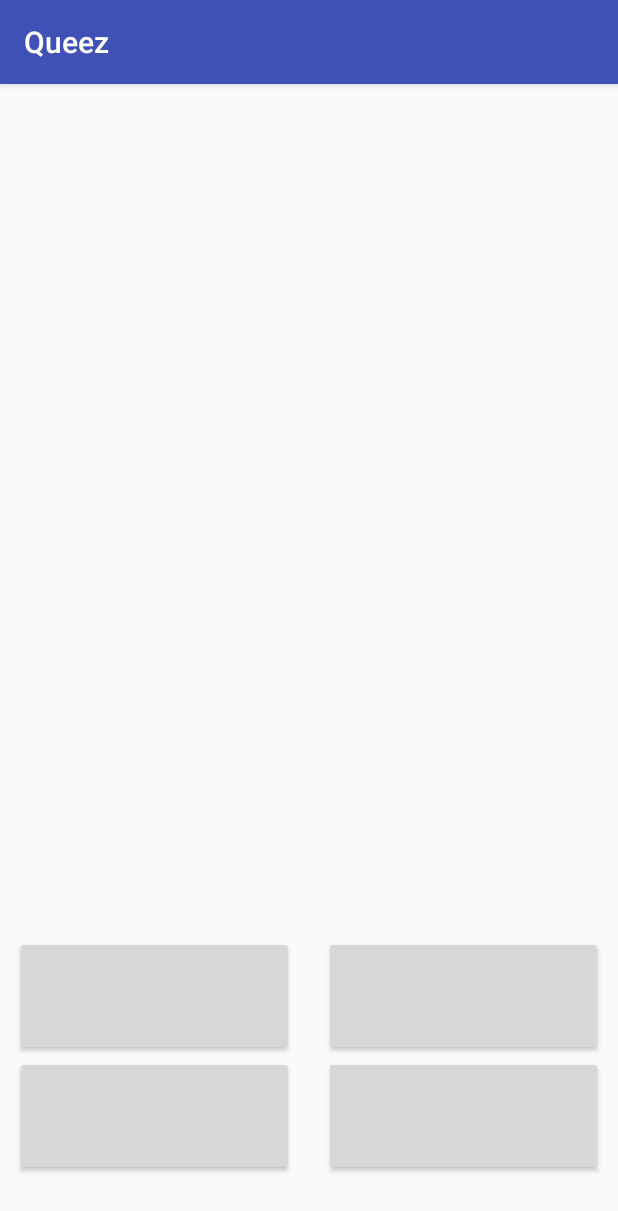
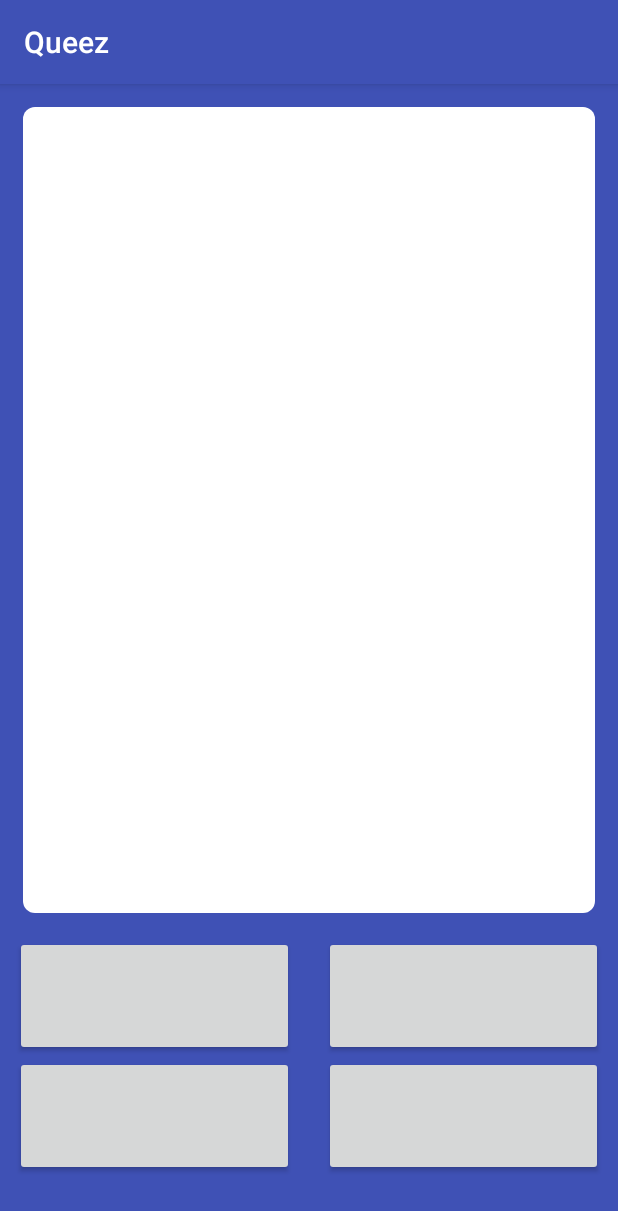
Before and after one commit to falloutfire/Queez, an Android app: the QuestionActivity screen opened directly, with no data from a screen before it, on a phone screen of 412 x 824 dp. Shown: the top 1211 px of the screen. Run offline under Robolectric (Android 15) with nearby library versions, the phone set to English and light mode, and no system bars; 3 statements that could not run were skipped.

Commit message:
many fixies * question layout * add shapes

```diff
--- /dev/null
+++ b/app/src/main/res/drawable/rect_question.xml
@@ -0,0 +1,13 @@
+<?xml version="1.0" encoding="utf-8"?>
+<shape xmlns:android="http://schemas.android.com/apk/res/android"
+    android:shape="rectangle" >
+
+    <solid android:color="#ffffff" />
+
+    <corners
+        android:bottomLeftRadius="8dp"
+        android:bottomRightRadius="8dp"
+        android:topLeftRadius="8dp"
+        android:topRightRadius="8dp" />
+
+</shape>
--- a/app/src/main/res/layout/activity_question.xml
+++ b/app/src/main/res/layout/activity_question.xml
@@ -4,15 +4,22 @@
     android:layout_height="match_parent"
     xmlns:tools="http://schemas.android.com/tools"
     tools:context="com.starbuzz.man.queez.Activities.QuestionActivity">
-    <RelativeLayout
+
+    <LinearLayout
         android:layout_width="match_parent"
-        android:layout_height="match_parent">
+        android:layout_height="match_parent"
+        android:background="@color/colorPrimary"
+        android:weightSum="3"
+        android:orientation="vertical">
 
-        <LinearLayout
+        <RelativeLayout
             android:id="@+id/topOfQuestion"
             android:layout_width="match_parent"
-            android:layout_height="wrap_content"
-            android:orientation="vertical">
+            android:layout_height="0dp"
+            android:background="@drawable/rect_question"
+            android:padding="10dp"
+            android:layout_margin="15dp"
+            android:layout_weight="3">
 
             <TextView
                 android:id="@+id/textQuestion"
@@ -20,17 +27,19 @@
                 android:layout_height="wrap_content"
                 android:layout_marginLeft="50dp"
                 android:layout_marginRight="50dp"
-                android:layout_marginTop="150dp"
+                android:layout_marginTop="10dp"
                 android:textAlignment="textStart"
-                android:textSize="20sp" />
-        </LinearLayout>
+                android:textSize="20sp"
+                android:layout_centerVertical="true"/>
+        </RelativeLayout>
+
         <LinearLayout
             android:id="@+id/buttons"
-            android:layout_alignParentBottom="true"
             android:layout_width="match_parent"
             android:layout_height="200dp"
             android:orientation="horizontal"
-            android:weightSum="2">
+            android:weightSum="2"
+            android:baselineAligned="true">
             <LinearLayout
                 android:layout_width="0dp"
                 android:layout_height="match_parent"
@@ -68,10 +77,5 @@
                     android:onClick="onClickCheckAnswer"/>
             </LinearLayout>
         </LinearLayout>
-        <!--<LinearLayout
-            android:layout_width="match_parent"
-            android:layout_height="80dp"
-            android:layout_above="@id/buttons">
-        </LinearLayout>-->
-    </RelativeLayout>
+    </LinearLayout>
 </android.support.constraint.ConstraintLayout>
--- a/app/src/main/res/layout/activity_statistics.xml
+++ b/app/src/main/res/layout/activity_statistics.xml
@@ -4,7 +4,8 @@
     xmlns:tools="http://schemas.android.com/tools"
     android:layout_width="match_parent"
     android:layout_height="match_parent"
-    tools:context="com.starbuzz.man.queez.Activities.StatisticsActivity">
+    tools:context="com.starbuzz.man.queez.Activities.StatisticsActivity"
+    android:background="#000000">
 
     <TextView
         android:id="@+id/textStats"
@@ -30,7 +31,7 @@
         android:layout_marginEnd="8dp"
         android:layout_marginStart="8dp"
         android:layout_marginTop="387dp"
-        android:text="Next Question"
+        android:text="@string/next_question"
         android:onClick="onClickNextQuestion"
         app:layout_constraintBottom_toBottomOf="parent"
         app:layout_constraintEnd_toEndOf="parent"
--- a/app/src/main/res/values/colors.xml
+++ b/app/src/main/res/values/colors.xml
@@ -5,4 +5,5 @@
     <color name="colorAccent">#FF4081</color>
 
     <color name="black_overlay">#66000000</color>
+
 </resources>
--- a/app/src/main/res/values/strings.xml
+++ b/app/src/main/res/values/strings.xml
@@ -4,4 +4,5 @@
     <string name="title_activity_fullscreen">FullscreenActivity</string>
     <string name="dummy_button">Dummy Button</string>
     <string name="dummy_content">DUMMY\nCONTENT</string>
+    <string name="next_question">Next Question</string>
 </resources>
```
Also changed, not shown: app/src/main/res/drawable/rect_shape.xml (added, +9 -0 lines).
